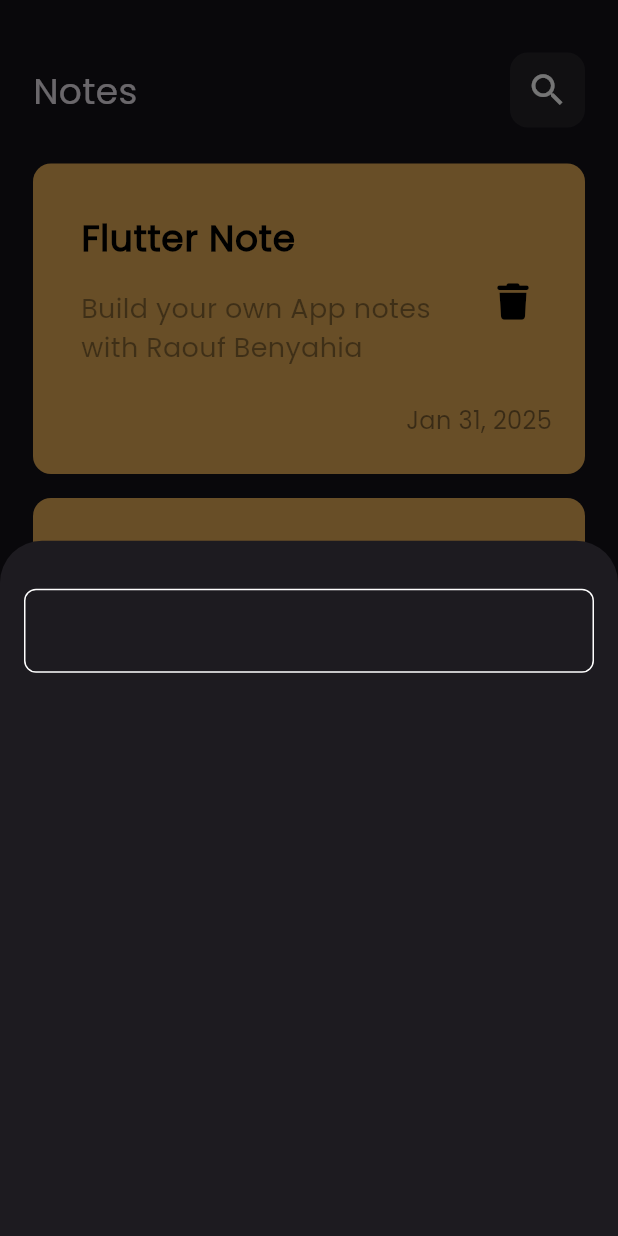
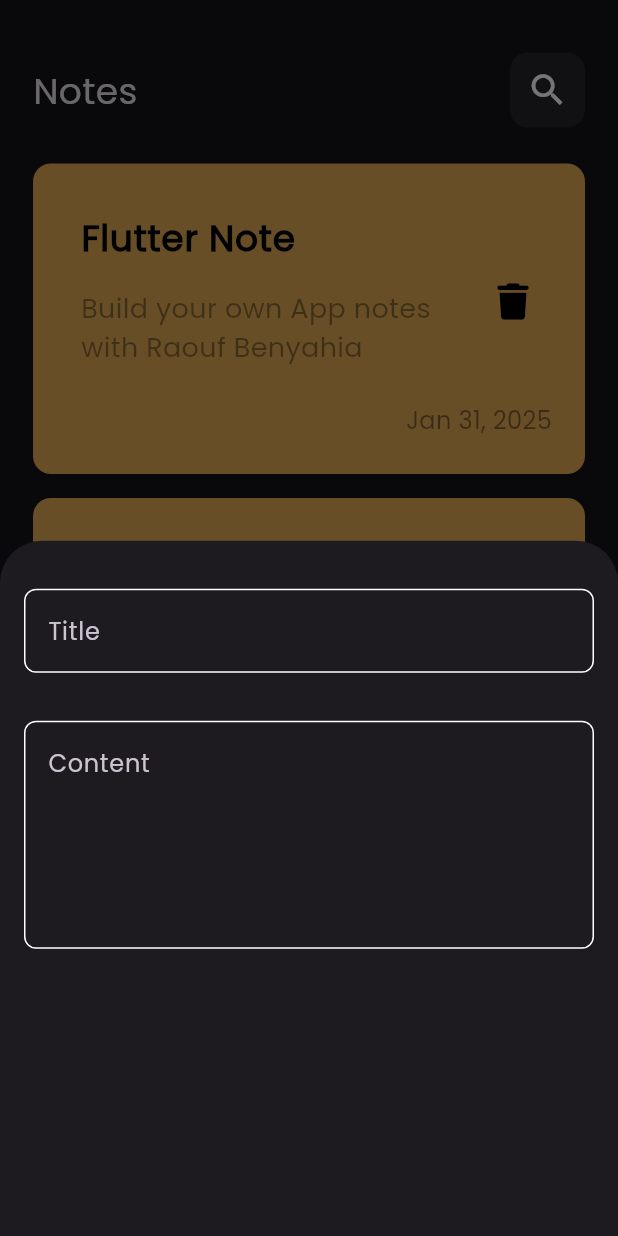
Before and after one commit to Benraouf93/note_app, a Flutter app: the screen it shows after launch, after a tap on the "add" icon, on a phone screen of 412 x 824 dp. Run offline on Flutter 3.47's test engine with Material 3 defaults, Android fonts, the phone set to English and light mode, and no system bars; our stand-ins replace font_awesome_flutter.

Commit message:
add content textfiled

```diff
--- a/lib/views/widgets/custom_btm_sheet.dart
+++ b/lib/views/widgets/custom_btm_sheet.dart
@@ -7,11 +7,14 @@ class CustomBtmSheet extends StatelessWidget {
   @override
   Widget build(BuildContext context) {
     return Padding(
-      padding: const EdgeInsets.symmetric(horizontal: 16),
+      padding: EdgeInsets.symmetric(horizontal: 16),
       child: Column(
-        children: const [
+        children: [
           SizedBox(height: 32),
-          CustomTextFiled(),
+          CustomTextFiled( hint: 'Title'),
+          SizedBox(height: 32),
+          CustomTextFiled( hint: 'Content', maxLines: 5),
+          SizedBox(height: 32),
         ],
       ),
     );
--- a/lib/views/widgets/custom_textfiled.dart
+++ b/lib/views/widgets/custom_textfiled.dart
@@ -2,13 +2,19 @@ import 'package:flutter/material.dart';
 import 'package:note_app/views/constants.dart';
 
 class CustomTextFiled extends StatelessWidget {
-  const CustomTextFiled({super.key});
+  const CustomTextFiled(
+      {super.key, required this.hint,this.maxLines = 1});
+
+  final String hint;
+  final int maxLines;
 
   @override
   Widget build(BuildContext context) {
     return TextField(
+      maxLines: maxLines,
       cursorColor: kPrimaryColor,
       decoration: InputDecoration(
+        hintText: hint,
         border: buildBorder(),
         enabledBorder: buildBorder(),
         focusedBorder: buildBorder(kPrimaryColor),
@@ -18,10 +24,10 @@ class CustomTextFiled extends StatelessWidget {
 
   OutlineInputBorder buildBorder([color]) {
     return OutlineInputBorder(
-        borderRadius: BorderRadius.circular(8),
-        borderSide: BorderSide(
-          color : color ?? Colors.white,
-        ),
-      );
+      borderRadius: BorderRadius.circular(8),
+      borderSide: BorderSide(
+        color: color ?? Colors.white,
+      ),
+    );
   }
 }
```
